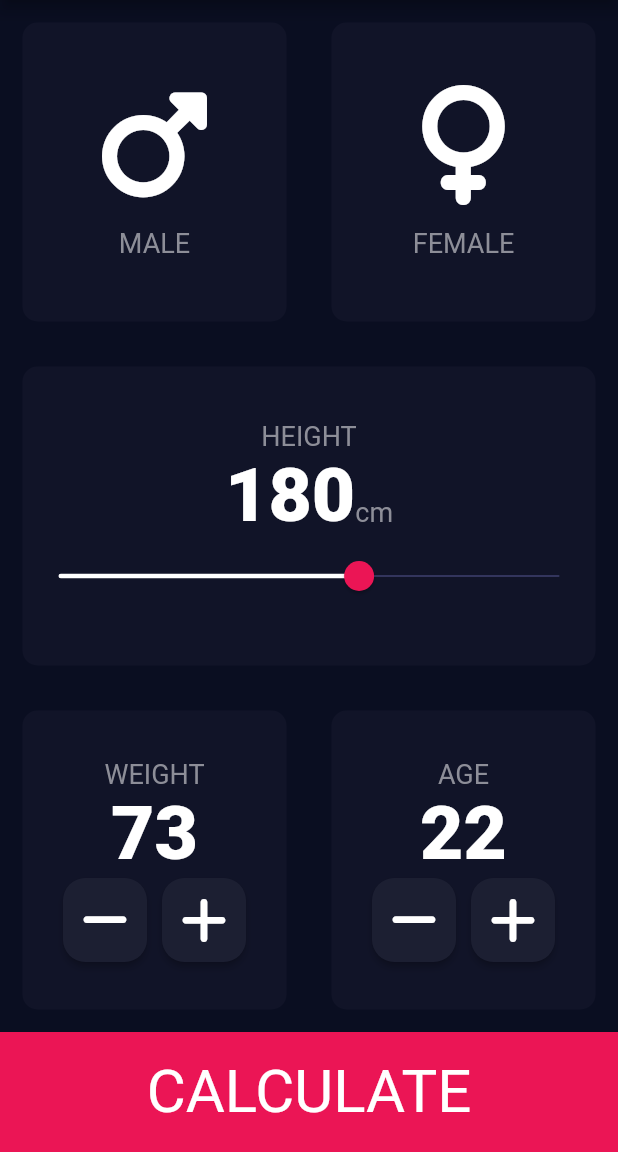
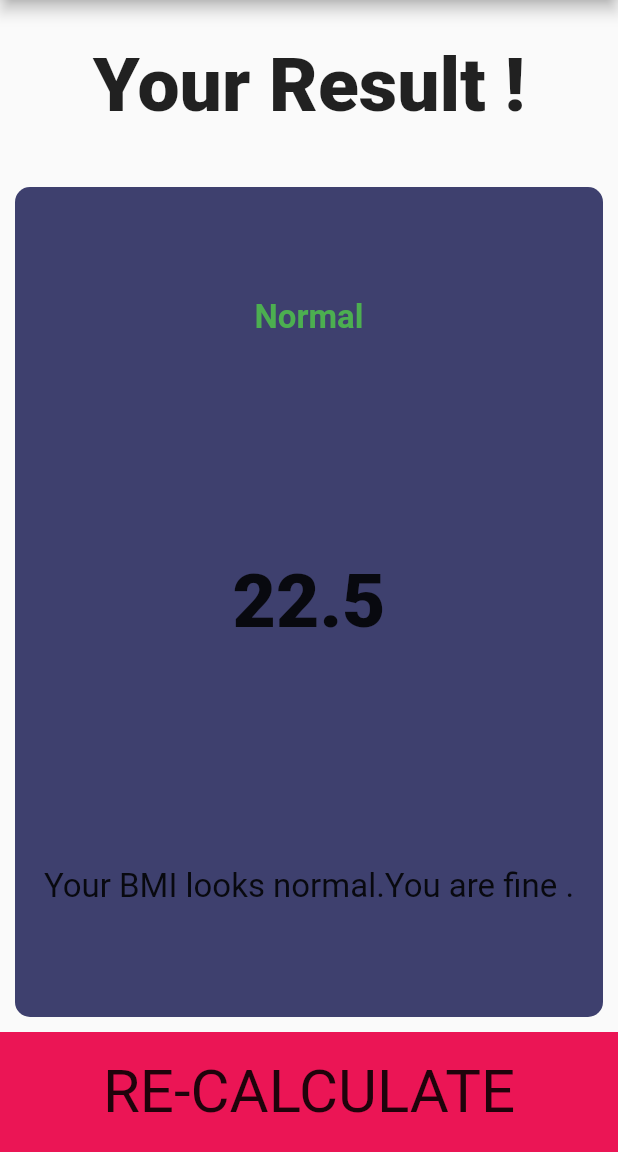
Before and after one commit to doleshorkhadka/flutter_practice_lab, a Flutter app: the InputPage screen opened directly, after a tap on "CALCULATE", on a phone screen of 412 x 824 dp, the part 84-1236 px from its top. Run offline on Flutter 3.47's test engine with Material 2 defaults, Android fonts, the phone set to English and light mode, and no system bars; our stand-ins replace font_awesome_flutter.

Commit message:
_BMICalculator_app_finished__________

```diff
--- /dev/null
+++ b/lib/BMIcalculator/components/bmicalculate.dart
@@ -0,0 +1,39 @@
+import 'dart:math';
+
+enum Result {
+  overweight,
+  normal,
+  underweight,
+  obese,
+}
+
+class BMIcalculate {
+  BMIcalculate({required this.height, required this.weight});
+  Map<Result, String> interpretation = {
+    Result.overweight:
+        'Try loosing some weight. It will be better if you do weight loosing exercises daily.',
+    Result.normal: 'Your BMI looks normal.You are fine .',
+    Result.underweight:
+        'Try gaining some weight. It will be better if you do aerobic exercises daily.',
+    Result.obese:
+        'You have extreme high weight. It will be better if you loose your fat.',
+  };
+  late double _bmi;
+  int? height;
+  int? weight;
+
+  Set? getInterpretation() {
+    _bmi = weight! / pow(height! / 100, 2);
+    String bmi = _bmi.toStringAsFixed(1);
+    return _bmi <= 18.4
+        ? {bmi, Result.underweight, interpretation[Result.underweight]}
+        : ((_bmi >= 18.5) & (_bmi < 24.9))
+            ? {bmi, Result.normal, interpretation[Result.normal]}
+            : ((_bmi >= 25.0) & (_bmi < 39.9))
+                ? {bmi, Result.overweight, interpretation[Result.overweight]}
+                : {bmi, Result.obese, interpretation[Result.obese]};
+  }
+  // String getValue(){
+
+  // }
+}
--- a/lib/BMIcalculator/input_page.dart
+++ b/lib/BMIcalculator/home_screen/input_page.dart
@@ -1,9 +1,11 @@
 // ignore_for_file: prefer_const_constructors, prefer_const_constructors_in_immutables
 
 import 'package:flutter/material.dart';
+import '../results/result_page.dart';
 import 'package:font_awesome_flutter/font_awesome_flutter.dart';
-import 'constants.dart';
-import '/BMIcalculator/reused_card.dart';
+import '../components/constants.dart';
+import '../components/reused_card.dart';
+import '../components/bmicalculate.dart';
 
 enum Gender { male, female }
 
@@ -226,7 +228,17 @@ class _InputPageState extends State<InputPage> {
           ),
           SumbitButton(
             text: 'CALCULATE',
-            onClick: () {},
+            onClick: () {
+              BMIcalculate calc = BMIcalculate(height: height, weight: weight);
+              Navigator.push(
+                context,
+                MaterialPageRoute(
+                  builder: (context) {
+                    return ResultPage(calc: calc);
+                  },
+                ),
+              );
+            },
           )
         ],
       ),
--- /dev/null
+++ b/lib/BMIcalculator/main.dart
@@ -0,0 +1,31 @@
+// import 'Xylophone/xylophone.dart';
+// import 'PracticeModels/visiting_card.dart';
+// import 'screens/home_screen.dart';
+// import 'Magic3balls/magic8balls.dart';
+
+// ignore_for_file: prefer_const_constructors
+
+import 'package:flutter/material.dart';
+import 'results/result_page.dart';
+import 'home_screen/input_page.dart';
+// import 'package:flutter_practice_lab/Magic8Balls/magic8balls.dart';
+
+void main() {
+  return runApp(MyApp());
+}
+
+class MyApp extends StatelessWidget {
+  const MyApp({Key? key}) : super(key: key);
+
+  @override
+  Widget build(BuildContext context) {
+    return MaterialApp(
+      theme: ThemeData.dark().copyWith(
+        scaffoldBackgroundColor: Color(0xFF0A0E21),
+        primaryColor: Color(0xFF0A0E21),
+      ),
+      debugShowCheckedModeBanner: false,
+      home: SafeArea(child: InputPage()),
+    );
+  }
+}
--- a/lib/BMIcalculator/result_page.dart
+++ b/lib/BMIcalculator/results/result_page.dart
@@ -1,27 +1,19 @@
 // ignore_for_file: prefer_const_constructors, prefer_const_literals_to_create_immutables
 
+import 'package:flutter/cupertino.dart';
 import 'package:flutter/material.dart';
-import 'package:flutter_practice_lab/BMIcalculator/constants.dart';
-import 'package:flutter_practice_lab/BMIcalculator/reused_card.dart';
+import 'package:flutter_practice_lab/BMIcalculator/components/bmicalculate.dart';
+import '../components/constants.dart';
+import '../components/reused_card.dart';
+import '../home_screen/input_page.dart';
 
-class CalculateResult extends StatefulWidget {
-  CalculateResult({Key? key}) : super(key: key);
+class ResultPage extends StatelessWidget {
+  ResultPage({
+    Key? key,
+    required this.calc,
+  }) : super(key: key);
 
-  @override
-  State<CalculateResult> createState() => _CalculateResultState();
-}
-
-enum Result { overweight, normal, underweight }
-
-class _CalculateResultState extends State<CalculateResult> {
-  double? bmi;
-  Map<Result, String> prediction = {
-    Result.overweight:
-        'Try loosing some weight. It will be better if you do weight loosing exercises daily.',
-    Result.normal: 'Your BMI looks normal.You are fine .',
-    Result.underweight:
-        'Try gaining some weight. It will be better if you do aerobic exercises daily.',
-  };
+  BMIcalculate calc;
 
   @override
   Widget build(BuildContext context) {
@@ -61,7 +53,15 @@ class _CalculateResultState extends State<CalculateResult> {
                   mainAxisAlignment: MainAxisAlignment.spaceAround,
                   children: [
                     Text(
-                      'Result',
+                      calc.getInterpretation()!.elementAt(1) == Result.normal
+                          ? 'Normal'
+                          : calc.getInterpretation()!.elementAt(1) ==
+                                  Result.obese
+                              ? 'Obese'
+                              : calc.getInterpretation()!.elementAt(1) ==
+                                      Result.overweight
+                                  ? 'Overweight'
+                                  : 'Underweight',
                       style: TextStyle(
                         color: Colors.green,
                         fontWeight: FontWeight.bold,
@@ -69,12 +69,15 @@ class _CalculateResultState extends State<CalculateResult> {
                       ),
                     ),
                     Text(
-                      'BMI',
+                      calc.getInterpretation()!.elementAt(0).toString(),
                       style: kLargeTextStyle,
                     ),
                     Text(
-                      prediction[Result.overweight].toString(),
+                      calc.getInterpretation()!.elementAt(2).toString(),
                       textAlign: TextAlign.center,
+                      style: TextStyle(
+                        fontSize: 22,
+                      ),
                     ),
                   ],
                 ),
@@ -83,7 +86,9 @@ class _CalculateResultState extends State<CalculateResult> {
           ),
           SumbitButton(
             text: 'RE-CALCULATE',
-            onClick: () {},
+            onClick: () {
+              Navigator.pop(context);
+            },
           )
         ],
       ),
--- a/lib/main.dart
+++ b/lib/main.dart
@@ -1,31 +1 @@
-// import 'Xylophone/xylophone.dart';
-// import 'PracticeModels/visiting_card.dart';
-// import 'screens/home_screen.dart';
-// import 'Magic3balls/magic8balls.dart';
-
-// ignore_for_file: prefer_const_constructors
-
 import 'package:flutter/material.dart';
-import 'BMIcalculator/result_page.dart';
-import 'BMIcalculator/input_page.dart';
-// import 'package:flutter_practice_lab/Magic8Balls/magic8balls.dart';
-
-void main() {
-  return runApp(MyApp());
-}
-
-class MyApp extends StatelessWidget {
-  const MyApp({Key? key}) : super(key: key);
-
-  @override
-  Widget build(BuildContext context) {
-    return MaterialApp(
-      theme: ThemeData.dark().copyWith(
-        scaffoldBackgroundColor: Color(0xFF0A0E21),
-        primaryColor: Color(0xFF0A0E21),
-      ),
-      debugShowCheckedModeBanner: false,
-      home: SafeArea(child: CalculateResult()),
-    );
-  }
-}
```
Also changed, not shown: lib/BMIcalculator/components/constants.dart (renamed from lib/BMIcalculator/constants.dart), lib/BMIcalculator/components/reused_card.dart (renamed from lib/BMIcalculator/reused_card.dart).
